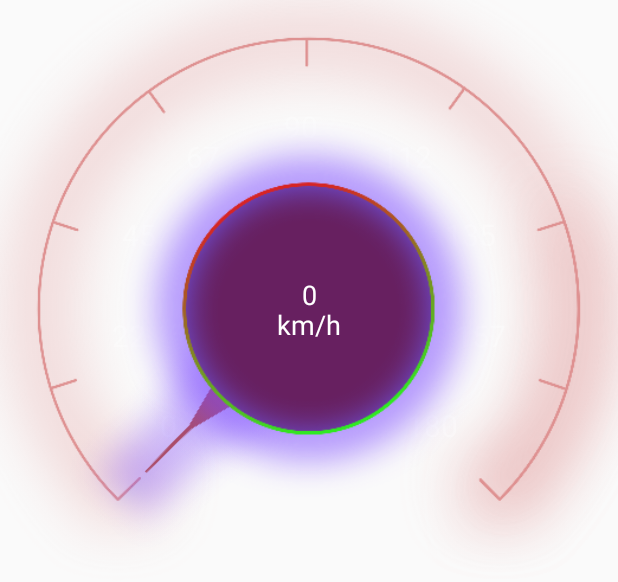
After one commit to Afra55/Android-Speedometer, an Android app: the layout view_speedometer_1.xml on its own in the app's theme, with its tools: preview values and no code run, on a phone screen of 412 x 824 dp. The commit adds this screen. Shown: the top 582 px of the screen. Run offline under Robolectric (Android 15) with nearby library versions, the phone set to English and light mode, and no system bars.

Commit message:
测试表盘1

```diff
--- /dev/null
+++ b/app/src/main/res/layout/view_speedometer_1.xml
@@ -0,0 +1,29 @@
+<?xml version="1.0" encoding="utf-8"?>
+<FrameLayout xmlns:android="http://schemas.android.com/apk/res/android"
+    xmlns:app="http://schemas.android.com/apk/res-auto"
+    xmlns:tools="http://schemas.android.com/tools"
+    android:layout_width="match_parent"
+    android:layout_height="wrap_content">
+
+    <com.afra55.speedometer.SpeedometerDialog
+        android:id="@+id/test_speedometer"
+        android:layout_width="match_parent"
+        android:layout_height="wrap_content"
+        app:meterBg="@drawable/dialog_bg_1"
+        app:meterCenterDesc="km/h"
+        app:meterCenterIc="@drawable/dialog_center_icon_1"
+        app:meterDividerAreaNumber="8"
+        app:meterMaskBg="@drawable/dialog_mask_bg_1"
+        app:meterNumberLimitTextColor="#E30808"
+        app:meterNumberMargin="89dp"
+        app:meterNumberSelectedTextColor="#FFFFFF"
+        app:meterCenterNumberTextSize="18sp"
+        app:meterCenterDescTextSize="18sp"
+        app:meterCenterTextColor="#FFFFFF"
+        app:meterCenterDescTextColor="#FFFFFF"
+        app:meterNumberTextColor="#4DFFFFFF"
+        app:meterNumberTextSize="20sp"
+        app:meterPointer="@drawable/dialog_pointer_1"
+        />
+
+</FrameLayout>
--- a/app/src/main/res/values/colors.xml
+++ b/app/src/main/res/values/colors.xml
@@ -1,6 +1,6 @@
 <?xml version="1.0" encoding="utf-8"?>
 <resources>
-    <color name="colorPrimary">#6200EE</color>
-    <color name="colorPrimaryDark">#3700B3</color>
-    <color name="colorAccent">#03DAC5</color>
+    <color name="colorPrimary">#000000</color>
+    <color name="colorPrimaryDark">#000000</color>
+    <color name="colorAccent">#271616</color>
 </resources>
--- a/speedometer/src/main/AndroidManifest.xml
+++ b/speedometer/src/main/AndroidManifest.xml
@@ -1,5 +1,4 @@
 <manifest xmlns:android="http://schemas.android.com/apk/res/android"
     package="com.afra55.speedometer">
 
-    /
 </manifest>
```
Also changed, not shown: app/build.gradle (+7 -1 lines), app/src/main/java/com/afra55/speedometer/MainActivity.kt (+25 -0 lines), app/src/main/java/com/afra55/speedometer/SpeedometerDialogFragment.kt (added, +67 -0 lines), app/src/main/res/layout/activity_main.xml (+17 -14 lines), app/src/main/res/layout/fragment_speedometer_dialog.xml (added, +10 -0 lines), app/src/main/res/drawable-xxhdpi/dialog_bg_1.png (added), app/src/main/res/drawable-xxhdpi/dialog_center_icon_1.png (added), app/src/main/res/drawable-xxhdpi/dialog_mask_bg_1.png (added), app/src/main/res/drawable-xxhdpi/dialog_pointer_1.png (added), 1 other file.
